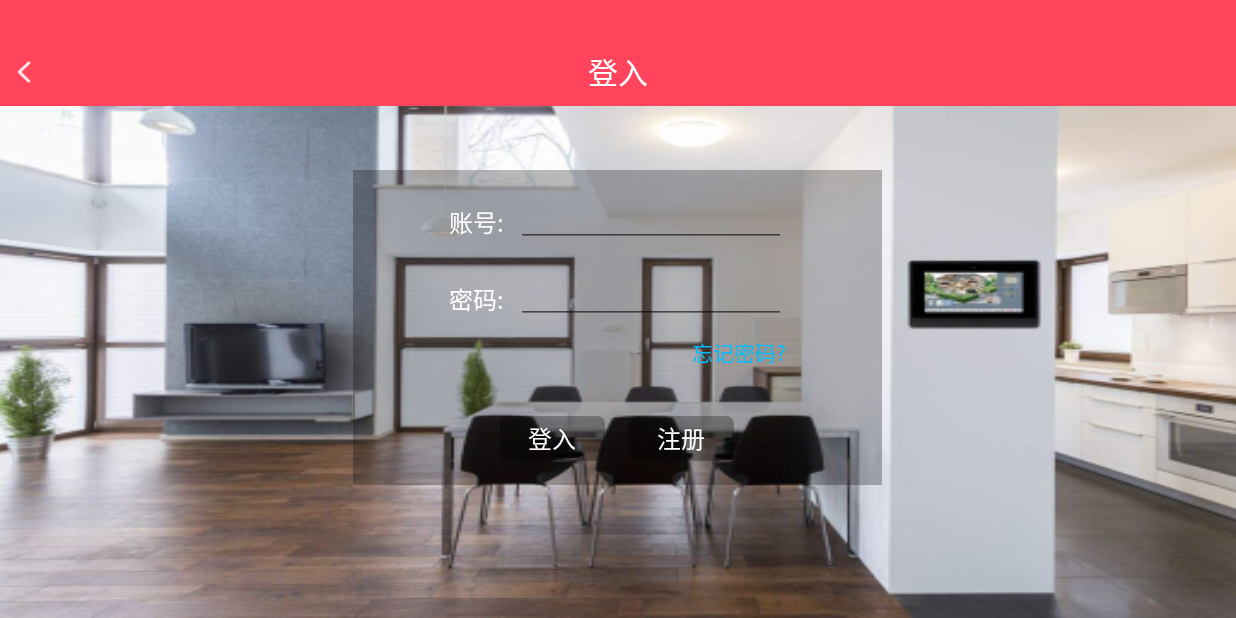
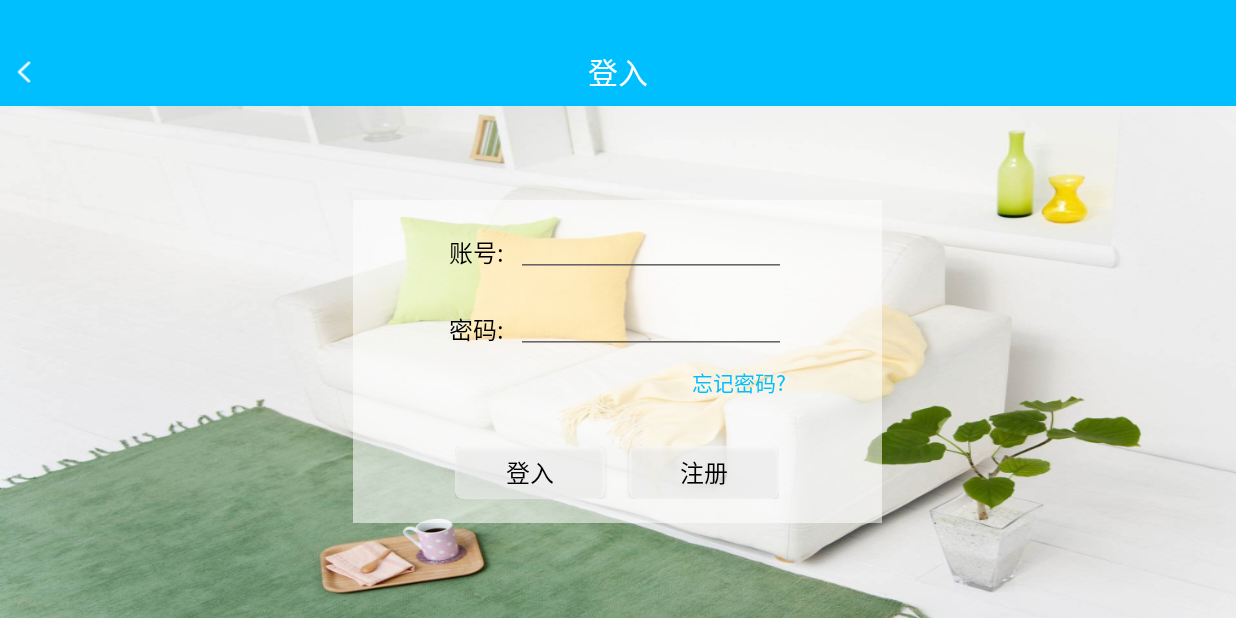
Before and after one commit to 18813967943/MobileOrderKing, an Android app: the screen it shows after launch (LoginActivity), on a phone screen of 824 x 412 dp (held sideways). Run offline under Robolectric (Android 15) with nearby library versions, the phone set to English and light mode, and no system bars; our stand-ins replace ButterKnife.

Commit message:
更新登录界面

```diff
--- a/app/src/main/java/com/lejia/mobile/orderking/activitys/LoginActivity.java
+++ b/app/src/main/java/com/lejia/mobile/orderking/activitys/LoginActivity.java
@@ -1,8 +1,16 @@
 package com.lejia.mobile.orderking.activitys;
 
 import android.os.Bundle;
+import android.view.View;
+import android.widget.Button;
+import android.widget.EditText;
+import android.widget.TextView;
 
 import com.lejia.mobile.orderking.R;
+
+import butterknife.BindView;
+import butterknife.ButterKnife;
+import butterknife.OnClick;
 
 /**
  * Author by HEKE
@@ -12,6 +20,16 @@ import com.lejia.mobile.orderking.R;
  */
 public class LoginActivity extends BaseActivity {
 
+    @BindView(R.id.account)
+    EditText account;
+    @BindView(R.id.password)
+    EditText password;
+    @BindView(R.id.forgetPassword)
+    TextView forgetPassword;
+    @BindView(R.id.login)
+    Button login;
+    @BindView(R.id.register)
+    Button register;
 
     @Override
     protected void initViews() {
@@ -23,6 +41,19 @@ public class LoginActivity extends BaseActivity {
     protected void onCreate(Bundle savedInstanceState) {
         super.onCreate(savedInstanceState);
         super.setContentView(R.layout.activity_login);
+        ButterKnife.bind(this);
+    }
+
+    @OnClick({R.id.forgetPassword, R.id.login, R.id.register})
+    public void onViewClicked(View view) {
+        switch (view.getId()) {
+            case R.id.forgetPassword:
+                break;
+            case R.id.login:
+                break;
+            case R.id.register:
+                break;
+        }
     }
 
 }
--- /dev/null
+++ b/app/src/main/res/drawable/common_transparent_white_btn.xml
@@ -0,0 +1,16 @@
+<?xml version="1.0" encoding="utf-8"?><!-- 顶部带圆角 白色背景 灰色边框 无下边框 长方体 -->
+<layer-list xmlns:android="http://schemas.android.com/apk/res/android">
+
+    <item>
+        <shape>
+            <solid android:color="#90ffffff" />
+
+            <corners
+                android:bottomLeftRadius="5dp"
+                android:bottomRightRadius="5dp"
+                android:topLeftRadius="5dp"
+                android:topRightRadius="5dp" />
+        </shape>
+    </item>
+
+</layer-list>
--- a/app/src/main/res/layout/activity_login.xml
+++ b/app/src/main/res/layout/activity_login.xml
@@ -2,21 +2,26 @@
 <RelativeLayout xmlns:android="http://schemas.android.com/apk/res/android"
     android:layout_width="match_parent"
     android:layout_height="match_parent"
-    android:background="@mipmap/login_bg"
     android:focusable="true"
     android:focusableInTouchMode="true">
 
     <include
+        android:id="@+id/topbarLayout"
         layout="@layout/top_bar"
         android:layout_width="match_parent"
         android:layout_height="@dimen/top_bar_height" />
 
+    <RelativeLayout
+        android:layout_width="match_parent"
+        android:layout_height="match_parent"
+        android:layout_below="@id/topbarLayout"
+        android:background="@mipmap/login_bg">
+
         <LinearLayout
-        android:id="@+id/topLayout"
             android:layout_width="wrap_content"
             android:layout_height="wrap_content"
             android:layout_centerInParent="true"
-        android:background="#45000000"
+            android:background="#90ffffff"
             android:orientation="vertical"
             android:paddingBottom="@dimen/middle"
             android:paddingLeft="@dimen/largest"
@@ -32,7 +37,7 @@
                     android:layout_width="wrap_content"
                     android:layout_height="wrap_content"
                     android:text="@string/account"
-                android:textColor="#fff"
+                    android:textColor="#000"
                     android:textSize="16sp" />
 
                 <EditText
@@ -42,8 +47,9 @@
                     android:layout_marginLeft="8dp"
                     android:imeOptions="actionNext"
                     android:inputType="text"
-                android:textColor="#fff"
-                android:textSize="14sp" />
+                    android:textColor="#000"
+                    android:textSize="14sp"
+                    android:theme="@style/MyEditText" />
 
             </LinearLayout>
 
@@ -57,7 +63,7 @@
                     android:layout_width="wrap_content"
                     android:layout_height="wrap_content"
                     android:text="@string/password"
-                android:textColor="#fff"
+                    android:textColor="#000"
                     android:textSize="16sp" />
 
                 <EditText
@@ -67,8 +73,9 @@
                     android:layout_marginLeft="8dp"
                     android:imeOptions="actionDone"
                     android:inputType="textPassword"
-                android:textColor="#fff"
-                android:textSize="14sp" />
+                    android:textColor="#000"
+                    android:textSize="14sp"
+                    android:theme="@style/MyEditText" />
 
             </LinearLayout>
 
@@ -92,22 +99,23 @@
 
                 <Button
                     android:id="@+id/login"
-                android:layout_width="@dimen/d70dp"
-                android:layout_height="@dimen/d30dp"
-                android:background="@drawable/common_transparent_btn"
+                    android:layout_width="@dimen/d100dp"
+                    android:layout_height="@dimen/d35dp"
+                    android:background="@drawable/common_transparent_white_btn"
                     android:text="@string/login"
-                android:textColor="#fff"
+                    android:textColor="#000"
                     android:textSize="16sp" />
 
                 <Button
                     android:id="@+id/register"
-                android:layout_width="@dimen/d70dp"
-                android:layout_height="@dimen/d30dp"
+                    android:layout_width="@dimen/d100dp"
+                    android:layout_height="@dimen/d35dp"
                     android:layout_marginLeft="@dimen/middle"
-                android:background="@drawable/common_transparent_btn"
+                    android:background="@drawable/common_transparent_white_btn"
                     android:text="@string/register"
-                android:textColor="#fff"
+                    android:textColor="#000"
                     android:textSize="16sp" />
             </LinearLayout>
         </LinearLayout>
     </RelativeLayout>
+</RelativeLayout>
--- a/app/src/main/res/values/colors.xml
+++ b/app/src/main/res/values/colors.xml
@@ -1,7 +1,7 @@
 <?xml version="1.0" encoding="utf-8"?>
 <resources>
 
-    <color name="mainColor">#FF445C</color>
+    <color name="mainColor">#00BFFF</color>
     <color name="colorPrimary">#ef3316</color>
     <color name="colorPrimaryDark">#303F9F</color>
     <color name="colorAccent">#FF4081</color>
--- a/app/src/main/res/values/styles.xml
+++ b/app/src/main/res/values/styles.xml
@@ -25,4 +25,9 @@
         <item name="android:windowContentOverlay">@null</item>
     </style>
 
+    <style name="MyEditText" parent="Theme.AppCompat.Light">
+        <item name="colorControlNormal">@color/light_black</item>
+        <item name="colorControlActivated">@color/lightskyblue</item>
+    </style>
+
 </resources>
```
Also changed, not shown: app/src/main/res/mipmap-xxhdpi/login_bg.jpg. Lines whose indentation alone changed are shown as unchanged.
